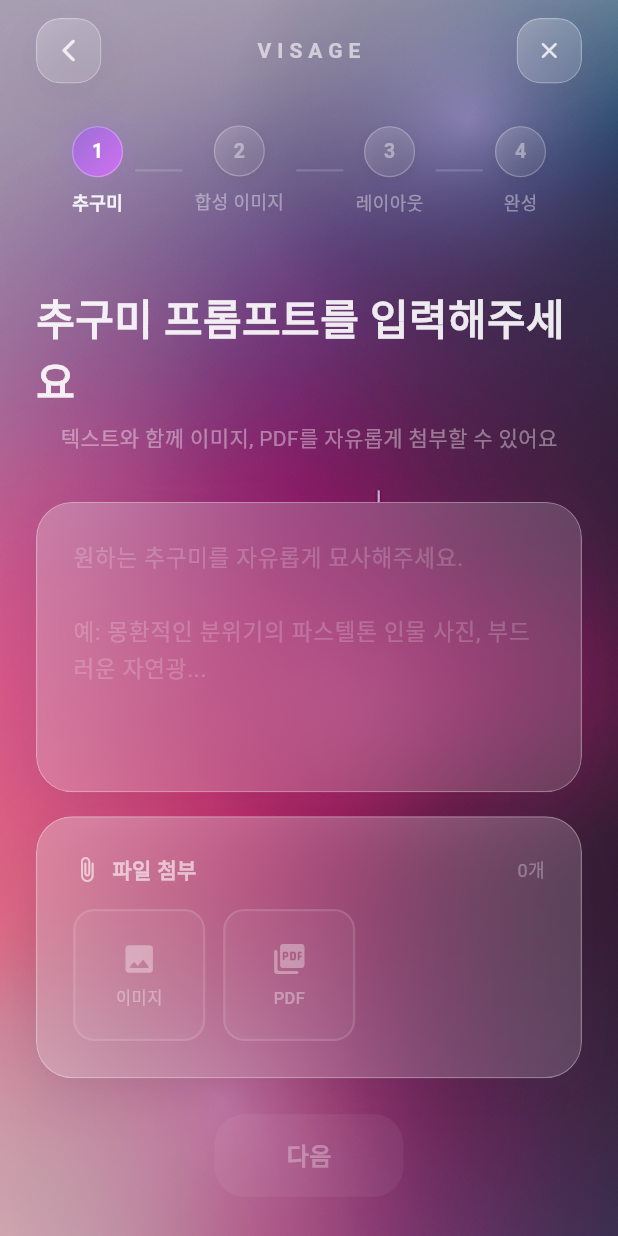
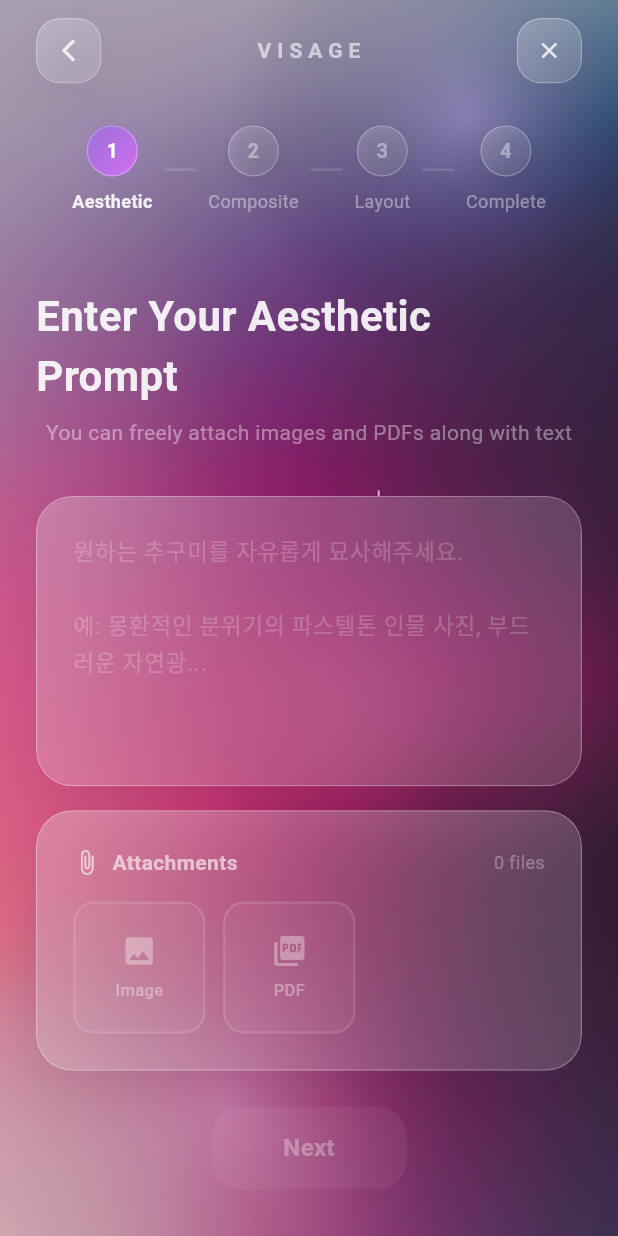
Before and after one commit to melodyvoow/visage, a Flutter app: the VisageCreationFlowView screen opened directly, on a phone screen of 412 x 824 dp. Run offline on Flutter 3.47's test engine with Material 3 defaults, Android fonts, the phone set to English and light mode, and no system bars; our stand-ins replace cloud_firestore, file_picker, firebase_core, flutter_riverpod, google_fonts, image_picker and 1 more; missing offline and left inert: dart:js_interop, nyx_kernel; accounts and stored records are empty; statements that could not run were skipped.

Commit message:
영어로 번역

```diff
--- a/lib/service/visage_svg_service.dart
+++ b/lib/service/visage_svg_service.dart
@@ -54,7 +54,7 @@
       debugPrint('━━━━━━━━━━━━━━━━━━━━━━━━━━━━━━━');
 
       // 2. Gemini로 SVG 생성 (레이아웃 이미지를 시각적 레퍼런스로 포함)
-      onState?.call('AI가 SVG 디자인을 생성하고 있어요...');
+      onState?.call('AI is generating SVG design...');
 
       final svgCode = await _generateSvgWithGemini(
         combinedPrompt,
@@ -63,26 +63,26 @@
 
       if (svgCode == null || svgCode.isEmpty) {
         debugPrint('[SVG] SVG 코드 비어있음');
-        onState?.call('SVG 생성 실패');
+        onState?.call('SVG generation failed');
         return null;
       }
 
       debugPrint('[SVG] SVG 생성 완료: ${svgCode.length}자');
 
       // 3. SVG → PNG 렌더링 (브라우저 네이티브 Canvas)
-      onState?.call('SVG를 이미지로 변환하고 있어요...');
+      onState?.call('Converting SVG to image...');
 
       final imageBytes = await svg_renderer.renderSvgToPng(svgCode, 1080);
       if (imageBytes == null) {
         debugPrint('[SVG] 이미지 렌더링 실패');
-        onState?.call('SVG 이미지 변환 실패');
+        onState?.call('SVG image conversion failed');
         return null;
       }
 
       debugPrint('[SVG] 이미지 렌더링 완료: ${imageBytes.length} bytes');
 
       // 4. NyxUploadFirecatCrudController.uploadFile()로 업로드
-      onState?.call('이미지를 업로드하고 있어요...');
+      onState?.call('Uploading image...');
 
       final platformFile = PlatformFile(
         name: 'visage_svg_${DateTime.now().millisecondsSinceEpoch}.png',
@@ -101,16 +101,16 @@
 
       if (uploadResult != null) {
         debugPrint('[SVG] 업로드 완료: ${uploadResult.uploadData?.ee_file_url}');
-        onState?.call('SVG 저장 완료!');
+        onState?.call('SVG saved!');
       } else {
         debugPrint('[SVG] 업로드 실패');
-        onState?.call('SVG 업로드 실패');
+        onState?.call('SVG upload failed');
       }
 
       return uploadResult;
     } catch (e) {
       debugPrint('[SVG] 예외: $e');
-      onState?.call('오류 발생: $e');
+      onState?.call('Error: $e');
       return null;
     }
   }
--- a/lib/view/Creation/step/visage_image_select_step.dart
+++ b/lib/view/Creation/step/visage_image_select_step.dart
@@ -44,7 +44,7 @@
             children: [
               // Title
               Text(
-                '추구미 이미지를 선택해주세요',
+                'Select an Aesthetic Image',
                 style: TextStyle(
                   color: Colors.white.withOpacity(0.9),
                   fontSize: 28,
@@ -54,8 +54,8 @@
               const SizedBox(height: 8),
               Text(
                 widget.images.isEmpty
-                    ? '이미지 생성에 실패했습니다. 다시 시도해주세요.'
-                    : 'AI가 생성한 이미지 중 마음에 드는 것을 선택하세요',
+                    ? 'Image generation failed. Please try again.'
+                    : 'Select the image you like from AI-generated options',
                 style: TextStyle(
                   color: Colors.white.withOpacity(0.4),
                   fontSize: 14,
@@ -151,7 +151,7 @@
                             : null,
                       ),
                       child: Text(
-                        '이 이미지로 진행',
+                        'Proceed with this image',
                         style: TextStyle(
                           color: _selectedIndex != null
                               ? Colors.white
@@ -238,7 +238,7 @@
                           ),
                           const SizedBox(height: 8),
                           Text(
-                            '생성 실패',
+                            'Generation failed',
                             style: TextStyle(
                               color: Colors.white.withOpacity(0.6),
                               fontSize: 13,
--- a/lib/view/Creation/step/visage_image_upload_step.dart
+++ b/lib/view/Creation/step/visage_image_upload_step.dart
@@ -54,7 +54,7 @@
       if (mounted) {
         ScaffoldMessenger.of(context).showSnackBar(
           const SnackBar(
-            content: Text('로그인이 필요합니다.'),
+            content: Text('Login is required.'),
             backgroundColor: Colors.red,
           ),
         );
@@ -65,7 +65,7 @@
     setState(() {
       _isUploading = true;
       _uploadedCount = 0;
-      _uploadProgress = '업로드 준비 중...';
+      _uploadProgress = 'Preparing upload...';
     });
 
     final List<NyxUploadUXThumbCardStore> uploadResults = [];
@@ -107,7 +107,7 @@
       if (mounted) {
         ScaffoldMessenger.of(context).showSnackBar(
           SnackBar(
-            content: Text('업로드 중 오류가 발생했습니다: $e'),
+            content: Text('An error occurred during upload: $e'),
             backgroundColor: Colors.red,
           ),
         );
@@ -125,7 +125,7 @@
       if (mounted) {
         ScaffoldMessenger.of(context).showSnackBar(
           const SnackBar(
-            content: Text('업로드에 실패했습니다. 다시 시도해주세요.'),
+            content: Text('Upload failed. Please try again.'),
             backgroundColor: Colors.red,
           ),
         );
@@ -152,7 +152,7 @@
             children: [
               // Title
               Text(
-                '합성할 이미지를 업로드해주세요',
+                'Upload Images for Compositing',
                 style: TextStyle(
                   color: Colors.white.withOpacity(0.9),
                   fontSize: 28,
@@ -161,7 +161,7 @@
               ),
               const SizedBox(height: 8),
               Text(
-                '컴카드에 합성하고 싶은 사진을 올려주세요 (여러 장 가능)',
+                'Upload photos to composite into your comp card (multiple allowed)',
                 style: TextStyle(
                   color: Colors.white.withOpacity(0.4),
                   fontSize: 14,
@@ -207,7 +207,7 @@
                       ),
                       const SizedBox(height: 8),
                       Text(
-                        '$_uploadedCount / ${_images.length} 완료',
+                        '$_uploadedCount / ${_images.length} completed',
                         style: TextStyle(
                           color: Colors.white.withOpacity(0.4),
                           fontSize: 12,
@@ -249,7 +249,7 @@
                           : null,
                     ),
                     child: Text(
-                      '합성하기',
+                      'Composite',
                       style: TextStyle(
                         color: _images.isNotEmpty
                             ? Colors.white
@@ -297,7 +297,7 @@
               ),
               const SizedBox(height: 16),
               Text(
-                '클릭하여 이미지를 업로드하세요',
+                'Click to upload images',
                 style: TextStyle(
                   color: Colors.white.withOpacity(0.5),
                   fontSize: 15,
@@ -306,7 +306,7 @@
               ),
               const SizedBox(height: 6),
               Text(
-                'JPG, PNG, WEBP · 여러 장 선택 가능',
+                'JPG, PNG, WEBP · Multiple selection allowed',
                 style: TextStyle(
                   color: Colors.white.withOpacity(0.25),
                   fontSize: 12,
@@ -419,7 +419,7 @@
             ),
             const SizedBox(height: 4),
             Text(
-              '추가',
+              'Add',
               style: TextStyle(
                 color: Colors.white.withOpacity(0.35),
                 fontSize: 11,
--- a/lib/view/Creation/step/visage_layout_recommend_step.dart
+++ b/lib/view/Creation/step/visage_layout_recommend_step.dart
@@ -46,7 +46,7 @@
             children: [
               // Header
               Text(
-                '레이아웃을 선택해주세요',
+                'Select a Layout',
                 style: TextStyle(
                   color: Colors.white.withOpacity(0.9),
                   fontSize: 28,
@@ -56,8 +56,8 @@
               const SizedBox(height: 8),
               Text(
                 widget.layoutImages.isEmpty
-                    ? '레이아웃 생성에 실패했습니다. 다시 시도해주세요.'
-                    : 'AI가 추천한 컴카드 레이아웃 중 하나를 선택하세요',
+                    ? 'Layout generation failed. Please try again.'
+                    : 'Select one of the AI-recommended comp card layouts',
                 style: TextStyle(
                   color: Colors.white.withOpacity(0.4),
                   fontSize: 14,
@@ -106,7 +106,7 @@
                           ),
                           const SizedBox(width: 8),
                           Text(
-                            '다시 추천',
+                            'Regenerate',
                             style: TextStyle(
                               color: Colors.white.withOpacity(0.7),
                               fontSize: 14,
@@ -153,7 +153,7 @@
                             : null,
                       ),
                       child: Text(
-                        '이 레이아웃으로 생성',
+                        'Create with this layout',
                         style: TextStyle(
                           color: _selectedIndex != null
                               ? Colors.white
@@ -240,7 +240,7 @@
                           ),
                           const SizedBox(height: 8),
                           Text(
-                            '생성 대기',
+                            'Pending',
                             style: TextStyle(
                               color: Colors.white.withOpacity(0.6),
                               fontSize: 13,
--- a/lib/view/Creation/step/visage_prompt_input_step.dart
+++ b/lib/view/Creation/step/visage_prompt_input_step.dart
@@ -100,7 +100,7 @@
             children: [
               // Title
               Text(
-                '추구미 프롬프트를 입력해주세요',
+                'Enter Your Aesthetic Prompt',
                 style: TextStyle(
                   color: Colors.white.withOpacity(0.9),
                   fontSize: 28,
@@ -109,7 +109,7 @@
               ),
               const SizedBox(height: 8),
               Text(
-                '텍스트와 함께 이미지, PDF를 자유롭게 첨부할 수 있어요',
+                'You can freely attach images and PDFs along with text',
                 style: TextStyle(
                   color: Colors.white.withOpacity(0.4),
                   fontSize: 14,
@@ -160,7 +160,7 @@
                         ),
                         const SizedBox(width: 8),
                         Text(
-                          '파일 첨부',
+                          'Attachments',
                           style: TextStyle(
                             color: Colors.white.withOpacity(0.6),
                             fontSize: 14,
@@ -169,7 +169,7 @@
                         ),
                         const Spacer(),
                         Text(
-                          '${_attachedFiles.length}개',
+                          '${_attachedFiles.length} files',
                           style: TextStyle(
                             color: Colors.white.withOpacity(0.3),
                             fontSize: 12,
@@ -208,7 +208,7 @@
         // Add image button
         _buildAddButton(
           icon: Icons.image_rounded,
-          label: '이미지',
+          label: 'Image',
           onTap: _pickImages,
         ),
 
@@ -355,7 +355,7 @@
               : null,
         ),
         child: Text(
-          '다음',
+          'Next',
           style: TextStyle(
             color: _canSubmit ? Colors.white : Colors.white.withOpacity(0.3),
             fontSize: 16,
--- a/lib/view/Creation/step/visage_result_step.dart
+++ b/lib/view/Creation/step/visage_result_step.dart
@@ -48,7 +48,7 @@
 
               // Title
               Text(
-                '컴카드가 완성되었습니다!',
+                'Your Comp Card is Ready!',
                 style: TextStyle(
                   color: Colors.white.withOpacity(0.9),
                   fontSize: 28,
@@ -57,7 +57,7 @@
               ),
               const SizedBox(height: 8),
               Text(
-                '나만의 컴카드가 성공적으로 생성되었어요',
+                'Your comp card has been successfully created',
                 style: TextStyle(
                   color: Colors.white.withOpacity(0.4),
                   fontSize: 14,
@@ -99,7 +99,7 @@
                         ),
                         const SizedBox(height: 4),
                         Text(
-                          '(실제 합성 결과가 여기에 표시됩니다)',
+                          '(The actual composite result will be displayed here)',
                           style: TextStyle(
                             color: Colors.white.withOpacity(0.25),
                             fontSize: 12,
@@ -182,7 +182,7 @@
                           ),
                           const SizedBox(width: 8),
                           Text(
-                            '새로 만들기',
+                            'Create New',
                             style: TextStyle(
                               color: Colors.white.withOpacity(0.7),
                               fontSize: 14,
@@ -215,7 +215,7 @@
                           ),
                           const SizedBox(width: 8),
                           Text(
-                            '홈으로',
+                            'Home',
                             style: TextStyle(
                               color: Colors.white.withOpacity(0.7),
                               fontSize: 14,
--- a/lib/view/Creation/step/visage_style_selection_step.dart
+++ b/lib/view/Creation/step/visage_style_selection_step.dart
@@ -42,7 +42,7 @@
             children: [
               // Header
               Text(
-                '디자인 스타일을 선택해주세요',
+                'Select a Design Style',
                 style: TextStyle(
                   color: Colors.white.withOpacity(0.9),
                   fontSize: 28,
@@ -216,7 +216,7 @@
                         : null,
                   ),
                   child: Text(
-                    '이 스타일로 레이아웃 추천받기',
+                    'Get Layout Recommendations',
                     style: TextStyle(
                       color: _selected != null
                           ? Colors.white
--- a/lib/view/Creation/visage_creation_flow_view.dart
+++ b/lib/view/Creation/visage_creation_flow_view.dart
@@ -133,7 +133,7 @@
                   ),
                   const SizedBox(height: 16),
                   Text(
-                    '이미지가 첨부되었어요',
+                    'Image Attached',
                     style: TextStyle(
                       color: Colors.white.withOpacity(0.9),
                       fontSize: 20,
@@ -143,7 +143,7 @@
                   ),
                   const SizedBox(height: 8),
                   Text(
-                    '첨부된 이미지로 바로 진행하거나,\nAI가 추가 추구미 이미지를 생성할 수 있어요',
+                    'Proceed with the attached image,\nor let AI generate additional aesthetic images',
                     textAlign: TextAlign.center,
                     style: TextStyle(
                       color: Colors.white.withOpacity(0.5),
@@ -177,7 +177,7 @@
                         ],
                       ),
                       child: const Text(
-                        '이 이미지로 바로 진행',
+                        'Proceed with this image',
                         textAlign: TextAlign.center,
                         style: TextStyle(
                           color: Colors.white,
@@ -207,7 +207,7 @@
                         color: Colors.white.withOpacity(0.06),
                       ),
                       child: Text(
-                        'AI로 추구미 이미지 추가 생성',
+                        'Generate more with AI',
                         textAlign: TextAlign.center,
                         style: TextStyle(
                           color: Colors.white.withOpacity(0.8),
@@ -388,7 +388,7 @@
     if (uid == null) {
       debugPrint('[Flow] 로그인 필요');
       if (mounted) {
-        _showWarningDialog('로그인이 필요합니다.');
+        _showWarningDialog('Login is required.');
         _goToStep(CreationStep.layoutRecommend);
       }
       return;
@@ -451,7 +451,7 @@
     } catch (e) {
       debugPrint('[Flow] SVG 생성 오류: $e');
       if (mounted) {
-        _showWarningDialog('SVG 생성 중 오류가 발생했습니다: $e');
+        _showWarningDialog('An error occurred during SVG generation: $e');
         _goToStep(CreationStep.layoutRecommend);
       }
     }
@@ -493,7 +493,7 @@
       if (sourceProject == null) {
         debugPrint('[Desk] ❌ 소스 프로젝트를 찾을 수 없습니다: $sourceProjectId');
         if (mounted) {
-          _showWarningDialog('템플릿 프로젝트를 찾을 수 없습니다.');
+          _showWarningDialog('Template project not found.');
           _goToStep(CreationStep.layoutRecommend);
         }
         return;
@@ -507,7 +507,7 @@
       if (initialSlider == null) {
         debugPrint('[Desk] ❌ 초기 슬라이더 데이터를 로드할 수 없습니다.');
         if (mounted) {
-          _showWarningDialog('초기 슬라이더 데이터를 로드할 수 없습니다.');
+          _showWarningDialog('Failed to load initial slider data.');
           _goToStep(CreationStep.layoutRecommend);
         }
         return;
@@ -538,7 +538,7 @@
     } catch (e) {
       debugPrint('[Desk] ❌ Desk 워크플로우 오류: $e');
       if (mounted) {
-        _showWarningDialog('컴카드 생성 중 오류가 발생했습니다: $e');
+        _showWarningDialog('An error occurred while creating the comp card: $e');
         _goToStep(CreationStep.layoutRecommend);
       }
     }
@@ -723,7 +723,7 @@
                         ),
                       ),
                       child: const Text(
-                        '확인',
+                        'OK',
                         textAlign: TextAlign.center,
                         style: TextStyle(
                           color: Colors.white,
@@ -955,7 +955,7 @@
 
   // --- Step indicator (3 steps) ---
   Widget _buildStepIndicator() {
-    final steps = ['추구미', '합성 이미지', '레이아웃', '완성'];
+    final steps = ['Aesthetic', 'Composite', 'Layout', 'Complete'];
 
     return Padding(
       padding: const EdgeInsets.symmetric(horizontal: 48),
@@ -1081,8 +1081,8 @@
       case CreationStep.imageGeneration:
         child = _buildLoadingStep(
           key: const ValueKey('imageGeneration'),
-          message: '추구미 이미지를 생성하고 있어요...',
-          subMessage: 'AI가 프롬프트를 분석하고 이미지를 만들고 있습니다',
+          message: 'Generating aesthetic images...',
+          subMessage: 'AI is analyzing the prompt and creating images',
         );
       case CreationStep.imageSelection:
         child = VisageImageSelectStep(
@@ -1111,14 +1111,14 @@
       case CreationStep.layoutGenerating:
         child = _buildLoadingStep(
           key: const ValueKey('layoutGenerating'),
-          message: '레이아웃을 추천하고 있어요...',
-          subMessage: 'AI가 최적의 레이아웃을 구성하고 있습니다',
+          message: 'Recommending layouts...',
+          subMessage: 'AI is composing the optimal layout',
         );
       case CreationStep.processing:
         child = _buildLoadingStep(
           key: const ValueKey('processing'),
-          message: '컴카드를 합성하고 있어요...',
-          subMessage: '이미지를 합성하여 최종 컴카드를 만들고 있습니다',
+          message: 'Composing your comp card...',
+          subMessage: 'Combining images to create the final comp card',
         );
       case CreationStep.result:
         child = VisageResultStep(
--- a/lib/view/Creation/visage_creation_types.dart
+++ b/lib/view/Creation/visage_creation_types.dart
@@ -21,15 +21,15 @@
 
 extension DesignStyleExtension on DesignStyle {
   String get label => switch (this) {
-    DesignStyle.softRound => '소프트 라운드',
-    DesignStyle.sharpGrid => '샤프 그리드',
-    DesignStyle.editorial => '에디토리얼',
+    DesignStyle.softRound => 'Soft Round',
+    DesignStyle.sharpGrid => 'Sharp Grid',
+    DesignStyle.editorial => 'Editorial',
   };
 
   String get description => switch (this) {
-    DesignStyle.softRound => '카드 UI, 그림자, 친근한 테크 스타일',
-    DesignStyle.sharpGrid => '라인 구분, 고대비, 전문적인 기업 스타일',
-    DesignStyle.editorial => '콜라주, 마스킹, 감성적인 패션 스타일',
+    DesignStyle.softRound => 'Card UI, shadows, friendly tech style',
+    DesignStyle.sharpGrid => 'Line division, high contrast, professional corporate style',
+    DesignStyle.editorial => 'Collage, masking, emotional fashion style',
   };
 }
 
--- a/lib/view/Home/visage_home_view.dart
+++ b/lib/view/Home/visage_home_view.dart
@@ -189,7 +189,7 @@
               elevation: 10,
             ),
             child: const Text(
-              '나만의 컴카드 만들기',
+              'Create My Comp Card',
               style: TextStyle(
                 fontSize: _btnFontSize,
                 fontWeight: FontWeight.w600,
@@ -301,7 +301,7 @@
                     mainAxisAlignment: MainAxisAlignment.center,
                     children: [
                       Text(
-                        '로그인 중...',
+                        'Signing in...',
                         style: TextStyle(
                           color: Color(0xFF1F1F1F),
                           fontSize: _btnFontSize,
--- a/lib/view/Portfolio/visage_portfolio_view.dart
+++ b/lib/view/Portfolio/visage_portfolio_view.dart
@@ -172,7 +172,7 @@
       setState(() => _cards.removeAt(index));
       ScaffoldMessenger.of(context).showSnackBar(
         SnackBar(
-          content: const Text('컴카드가 삭제되었습니다'),
+          content: const Text('Comp card has been deleted'),
           backgroundColor: Colors.white.withOpacity(0.15),
           behavior: SnackBarBehavior.floating,
           shape: RoundedRectangleBorder(
@@ -283,7 +283,7 @@
               ),
               const SizedBox(height: 2),
               Text(
-                _isLoading ? '불러오는 중...' : '${_cards.length}개의 컴카드',
+                _isLoading ? 'Loading...' : '${_cards.length} Comp Cards',
                 style: TextStyle(
                   color: Colors.white.withOpacity(0.4),
                   fontSize: 13,
@@ -379,7 +379,7 @@
           ),
           const SizedBox(height: 20),
           Text(
-            '포트폴리오를 불러오는 중...',
+            'Loading portfolio...',
             style: TextStyle(
               color: Colors.white.withOpacity(0.4),
               fontSize: 14,
@@ -424,7 +424,7 @@
             ),
             const SizedBox(height: 28),
             Text(
-              '아직 생성된 컴카드가 없어요',
+              'No comp cards yet',
               style: TextStyle(
                 color: Colors.white.withOpacity(0.65),
                 fontSize: 18,
@@ -433,7 +433,7 @@
             ),
             const SizedBox(height: 8),
             Text(
-              '첫 번째 컴카드를 만들어보세요!',
+              'Create your first comp card!',
               style: TextStyle(
                 color: Colors.white.withOpacity(0.3),
                 fontSize: 14,
@@ -475,7 +475,7 @@
                     ),
                     const SizedBox(width: 8),
                     Text(
-                      '컴카드 만들기',
+                      'Create Comp Card',
                       style: TextStyle(
                         color: Colors.white.withOpacity(0.9),
                         fontSize: 15,
@@ -552,7 +552,7 @@
               ),
               const SizedBox(height: 16),
               const Text(
-                '이 컴카드를 삭제할까요?',
+                'Delete this comp card?',
                 style: TextStyle(
                   color: Colors.white,
                   fontSize: 16,
@@ -562,7 +562,7 @@
               ),
               const SizedBox(height: 8),
               Text(
-                '삭제된 컴카드는 복구할 수 없습니다',
+                'Deleted comp cards cannot be recovered',
                 style: TextStyle(
                   color: Colors.white.withOpacity(0.4),
                   fontSize: 13,
@@ -585,7 +585,7 @@
                           ),
                         ),
                         child: const Text(
-                          '취소',
+                          'Cancel',
                           textAlign: TextAlign.center,
                           style: TextStyle(
                             color: Colors.white,
@@ -611,7 +611,7 @@
                           ),
                         ),
                         child: const Text(
-                          '삭제',
+                          'Delete',
                           textAlign: TextAlign.center,
                           style: TextStyle(
                             color: Colors.redAccent,
@@ -986,7 +986,7 @@
                               ),
                             ),
                             child: const Text(
-                              '닫기',
+                              'Close',
                               textAlign: TextAlign.center,
                               style: TextStyle(
                                 color: Colors.white,
```
